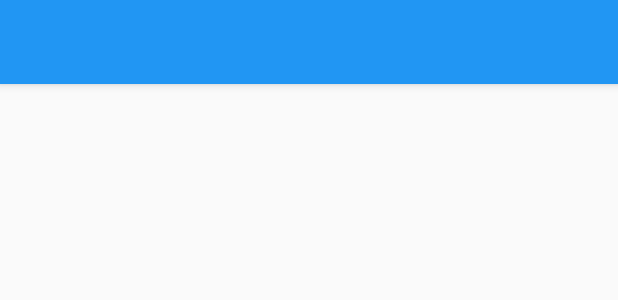
After one commit to royarzun/PopularMoviesApp, an Android app: the layout activity_detail.xml on its own in the app's theme, with its tools: preview values and no code run, on a phone screen of 412 x 824 dp. The commit adds this screen. Shown: the top 300 px of the screen. Run offline under Robolectric (Android 15) with nearby library versions, the phone set to English and light mode, and no system bars.

Commit message:
Add detail activity for phone display

```diff
--- /dev/null
+++ b/app/src/main/res/layout/activity_detail.xml
@@ -0,0 +1,31 @@
+<?xml version="1.0" encoding="utf-8"?>
+<android.support.design.widget.CoordinatorLayout
+    xmlns:android="http://schemas.android.com/apk/res/android"
+    xmlns:app="http://schemas.android.com/apk/res-auto"
+    xmlns:tools="http://schemas.android.com/tools"
+    android:id="@+id/main_content"
+    android:layout_height="match_parent"
+    android:layout_width="match_parent"
+    android:fitsSystemWindows="true"
+    tools:context=".ui.activities.DetailActivity">
+
+    <android.support.design.widget.AppBarLayout
+        xmlns:android="http://schemas.android.com/apk/res/android"
+        xmlns:app="http://schemas.android.com/apk/res-auto"
+        android:id="@+id/appbar"
+        android:layout_height="wrap_content"
+        android:layout_width="match_parent">
+
+        <android.support.v7.widget.Toolbar
+            android:id="@+id/detail_activity_toolbar"
+            android:layout_height="wrap_content"
+            android:layout_width="match_parent"
+            app:popupTheme="@style/AppTheme" />
+    </android.support.design.widget.AppBarLayout>
+
+    <FrameLayout
+        android:id="@+id/fragment_detail_activity"
+        android:layout_height="match_parent"
+        android:layout_width="match_parent" />
+
+</android.support.design.widget.CoordinatorLayout>
```
Also changed, not shown: app/src/main/AndroidManifest.xml (+7 -0 lines), app/src/main/java/info/royarzun/popularmovies/adapters/MoviesRecyclerViewAdapter.java (+12 -6 lines), app/src/main/java/info/royarzun/popularmovies/ui/activities/DetailActivity.java (added, +53 -0 lines).
